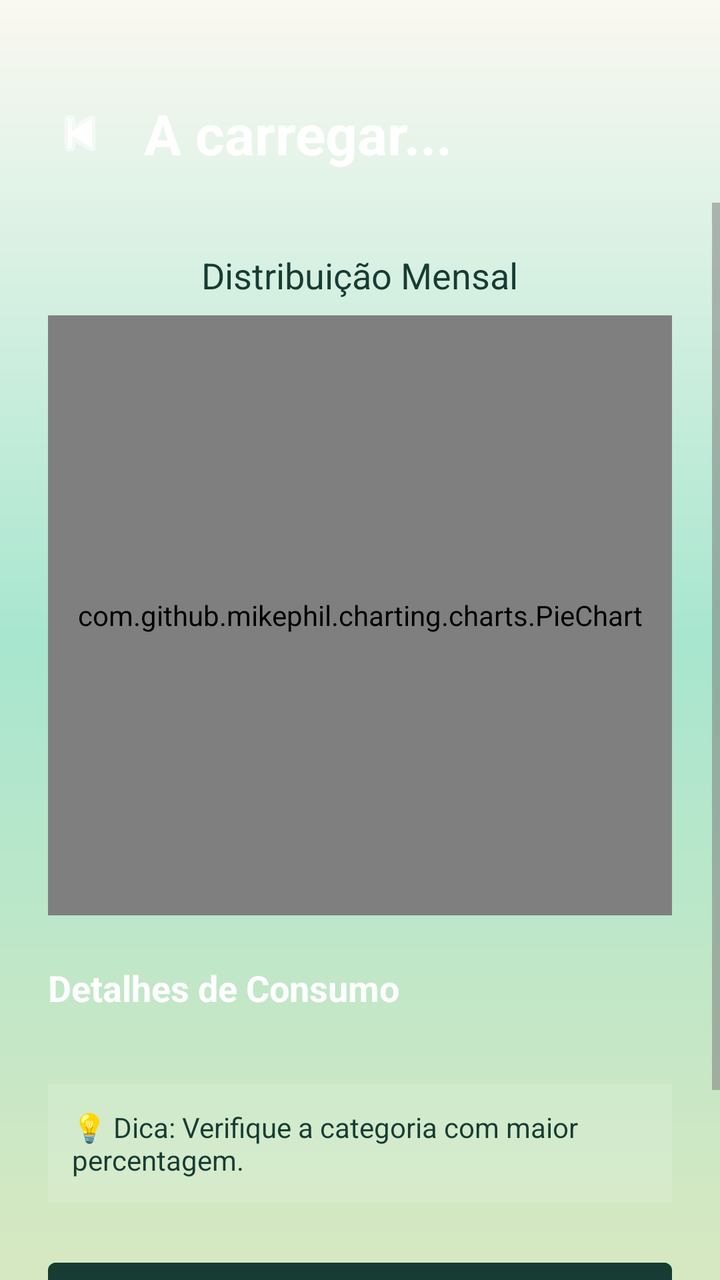
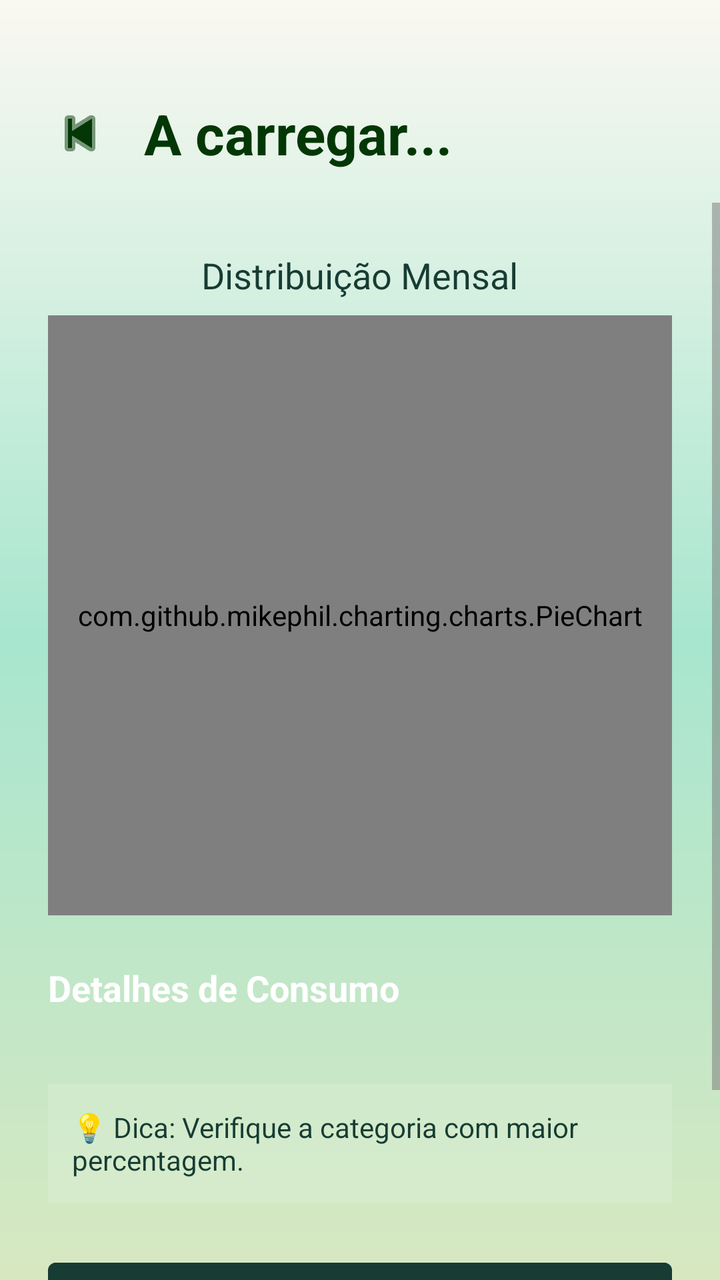

Compare the two renders of this Android layout. The source of the first and the diff that turns it into the second are given below.
<!-- AndroidManifest.xml: application theme Theme.EcoTrack -->
<!-- res/layout/activity_mapa_gastos.xml -->
<?xml version="1.0" encoding="utf-8"?>
<androidx.constraintlayout.widget.ConstraintLayout xmlns:android="http://schemas.android.com/apk/res/android"
    xmlns:app="http://schemas.android.com/apk/res-auto"
    xmlns:tools="http://schemas.android.com/tools"
    android:layout_width="match_parent"
    android:layout_height="match_parent"
    android:background="@drawable/gradient_verde"
    tools:context=".MapaGastos">

    <androidx.constraintlayout.widget.ConstraintLayout
        android:id="@+id/headerMapa"
        android:layout_width="match_parent"
        android:layout_height="wrap_content"
        android:paddingHorizontal="24dp"
        android:paddingTop="48dp"
        android:paddingBottom="16dp"
        app:layout_constraintTop_toTopOf="parent"
        app:layout_constraintStart_toStartOf="parent"
        app:layout_constraintEnd_toEndOf="parent">

        <ImageView
            android:id="@+id/btnBackArrow"
            android:layout_width="32dp"
            android:layout_height="32dp"
            android:src="@android:drawable/ic_media_previous"
            app:tint="#FFFFFF"
            android:contentDescription="Voltar"
            app:layout_constraintStart_toStartOf="parent"
            app:layout_constraintTop_toTopOf="@id/tvNomeCasaMapa"
            app:layout_constraintBottom_toBottomOf="@id/tvNomeCasaMapa" />

        <TextView
            android:id="@+id/tvLabelCategoria"
            android:layout_width="wrap_content"
            android:layout_height="wrap_content"
            android:text="ANÁLISE DE CUSTOS"
            android:textSize="12sp"
            android:textColor="#CCFFFFFF"
            android:letterSpacing="0.1"
            android:textStyle="bold"
            android:layout_marginBottom="4dp"
            android:layout_marginStart="16dp"
            app:layout_constraintStart_toEndOf="@id/btnBackArrow"
            app:layout_constraintBottom_toTopOf="@id/tvNomeCasaMapa" />

        <TextView
            android:id="@+id/tvNomeCasaMapa"
            android:layout_width="wrap_content"
            android:layout_height="wrap_content"
            android:text="A carregar..."
            android:textSize="28sp"
            android:textStyle="bold"
            android:textColor="#FFFFFF"
            android:layout_marginStart="16dp"
            app:layout_constraintStart_toEndOf="@id/btnBackArrow"
            app:layout_constraintTop_toTopOf="parent" />

    </androidx.constraintlayout.widget.ConstraintLayout>

    <ScrollView
        android:layout_width="match_parent"
        android:layout_height="0dp"
        app:layout_constraintTop_toBottomOf="@id/headerMapa"
        app:layout_constraintBottom_toBottomOf="parent">

        <LinearLayout
            android:layout_width="match_parent"
            android:layout_height="wrap_content"
            android:orientation="vertical"
            android:gravity="center_horizontal"
            android:padding="24dp">

            <TextView
                android:layout_width="wrap_content"
                android:layout_height="wrap_content"
                android:text="Distribuição Mensal"
                android:textSize="18sp"
                android:textColor="@color/onMint"
                android:layout_marginBottom="8dp"/>

            <com.github.mikephil.charting.charts.PieChart
                android:id="@+id/pieChart"
                android:layout_width="match_parent"
                android:layout_height="300dp"
                android:layout_marginBottom="24dp"/>

            <TextView
                android:layout_width="match_parent"
                android:layout_height="wrap_content"
                android:text="Detalhes de Consumo"
                android:textColor="#FFFFFF"
                android:textStyle="bold"
                android:textSize="18sp"
                android:layout_marginBottom="12dp"/>

            <LinearLayout
                android:id="@+id/layoutListaCategorias"
                android:layout_width="match_parent"
                android:layout_height="wrap_content"
                android:orientation="vertical"
                android:layout_marginBottom="24dp"/>

            <TextView
                android:id="@+id/tvSugestao"
                android:layout_width="match_parent"
                android:layout_height="wrap_content"
                android:text="💡 Dica: Verifique a categoria com maior percentagem."
                android:textSize="14sp"
                android:textColor="@color/onMint"
                android:background="#20FFFFFF"
                android:padding="12dp"
                android:layout_marginBottom="24dp"/>

            <Button
                android:id="@+id/btnSimular"
                android:layout_width="match_parent"
                android:layout_height="wrap_content"
                android:text="Simular Redução"
                android:backgroundTint="@color/onMint"
                android:textColor="@color/pastel_whitewarm"
                android:textStyle="bold"
                android:layout_marginBottom="10dp"/>

            <Button
                android:id="@+id/btnVoltarMenu"
                style="@style/Widget.MaterialComponents.Button.TextButton"
                android:layout_width="match_parent"
                android:layout_height="wrap_content"
                android:text="Voltar ao Menu"
                android:textColor="@color/pastel_whitewarm" />

        </LinearLayout>
    </ScrollView>
</androidx.constraintlayout.widget.ConstraintLayout>
<!-- resources referenced by this layout -->
<resources>
  <color name="onMint">#173C33</color>
  <color name="pastel_whitewarm">#FAF8F1</color>
  <!-- drawable gradient_verde (drawable) -->
  <shape xmlns:android="http://schemas.android.com/apk/res/android">
      <gradient
          android:startColor="@color/pastel_lightgreen"
          android:centerColor="@color/mint_start"
          android:endColor="@color/pastel_whitewarm"
          android:angle="90" />
  
      <corners android:radius="0dp" />
  </shape>
  <style name="Theme.EcoTrack" parent="Theme.MaterialComponents.Light.NoActionBar">
          
          <item name="colorPrimary">@color/colorPrimary</item>
          <item name="colorOnPrimary">@color/colorOnPrimary</item>
          <item name="colorSecondary">@color/colorSecondary</item>
          <item name="colorOnSecondary">@color/colorOnSecondary</item>
  
          
          <item name="colorOnBackground">@color/background_beige</item>
          <item name="colorSurface">@color/colorSurface</item>
          <item name="colorOnSurface">@color/colorOnSurface</item>
          <item name="android:windowBackground">@color/background_beige</item>
  
          
          <item name="colorPrimaryContainer">@color/colorPrimaryContainer</item>
          <item name="colorOnPrimaryContainer">@color/colorOnPrimaryContainer</item>
          <item name="colorSecondaryContainer">@color/colorSecondaryContainer</item>
          <item name="colorOnSecondaryContainer">@color/colorOnSecondaryContainer</item>
  
          
          <item name="colorError">@color/colorError</item>
          <item name="colorOnError">@color/colorOnError</item>
          <item name="colorErrorContainer">@color/colorErrorContainer</item>
          <item name="colorOnErrorContainer">@color/colorOnErrorContainer</item>
  
          
          <item name="colorOutline">@color/colorOutline</item>
  
          
          <item name="android:textColorPrimary">@color/text_primary</item>
          <item name="android:textColorSecondary">@color/text_secondary</item>
  
          
          <item name="android:statusBarColor">@color/colorPrimary</item>
          <item name="android:navigationBarColor">@color/background_beige</item>
      </style>
  <color name="pastel_lightgreen">#D7E8C1</color>
  <color name="mint_start">#A8E6CF</color>
  <color name="colorPrimary">#2E7D5B</color>
  <color name="colorOnPrimary">#FFFFFF</color>
  <color name="colorSecondary">#52644F</color>
  <color name="colorOnSecondary">#FFFFFF</color>
  <color name="background_beige">#FFFDF8</color>
  <color name="colorSurface">#FAF7F2</color>
  <color name="colorOnSurface">#3B3A37</color>
  <color name="colorPrimaryContainer">#BFE3CF</color>
  <color name="colorOnPrimaryContainer">#1A3B2C</color>
  <color name="colorSecondaryContainer">#D5E8D7</color>
  <color name="colorOnSecondaryContainer">#1F352F</color>
  <color name="colorError">#B3261E</color>
  <color name="colorOnError">#FFFFFF</color>
  <color name="colorErrorContainer">#F9DEDC</color>
  <color name="colorOnErrorContainer">#410E0B</color>
  <color name="colorOutline">#D8D2C8</color>
  <color name="text_primary">#2E2E2E</color>
  <color name="text_secondary">#7A7A7A</color>
</resources>

<!-- the commit's change to res/layout/activity_mapa_gastos.xml (unified diff, before → after) -->
@@ -23,7 +23,7 @@
             android:layout_width="32dp"
             android:layout_height="32dp"
             android:src="@android:drawable/ic_media_previous"
-            app:tint="#FFFFFF"
+            app:tint="@color/green"
             android:contentDescription="Voltar"
             app:layout_constraintStart_toStartOf="parent"
             app:layout_constraintTop_toTopOf="@id/tvNomeCasaMapa"
@@ -50,7 +50,7 @@
             android:text="A carregar..."
             android:textSize="28sp"
             android:textStyle="bold"
-            android:textColor="#FFFFFF"
+            android:textColor="@color/green"
             android:layout_marginStart="16dp"
             app:layout_constraintStart_toEndOf="@id/btnBackArrow"
             app:layout_constraintTop_toTopOf="parent" />
<!-- resource entries referenced after the edit -->
@@ -1,5 +1,6 @@
 <!-- resources referenced by this layout -->
 <resources>
+  <color name="green">#033705</color>
   <color name="onMint">#173C33</color>
   <color name="pastel_whitewarm">#FAF8F1</color>
   <!-- drawable gradient_verde (drawable) -->
